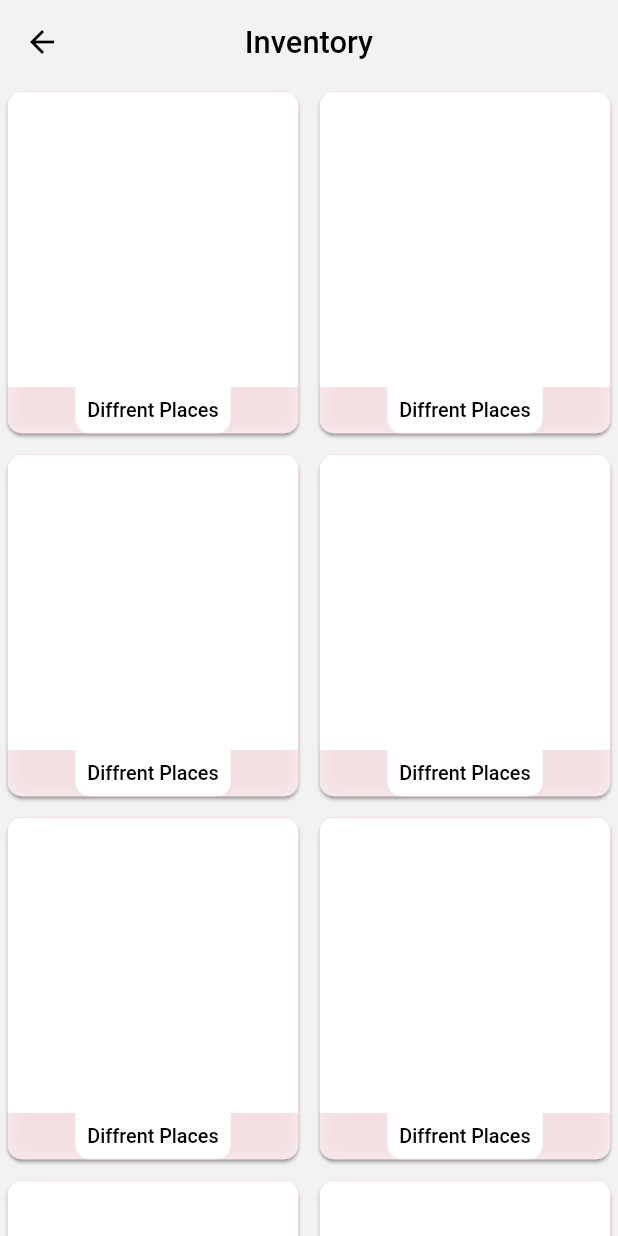
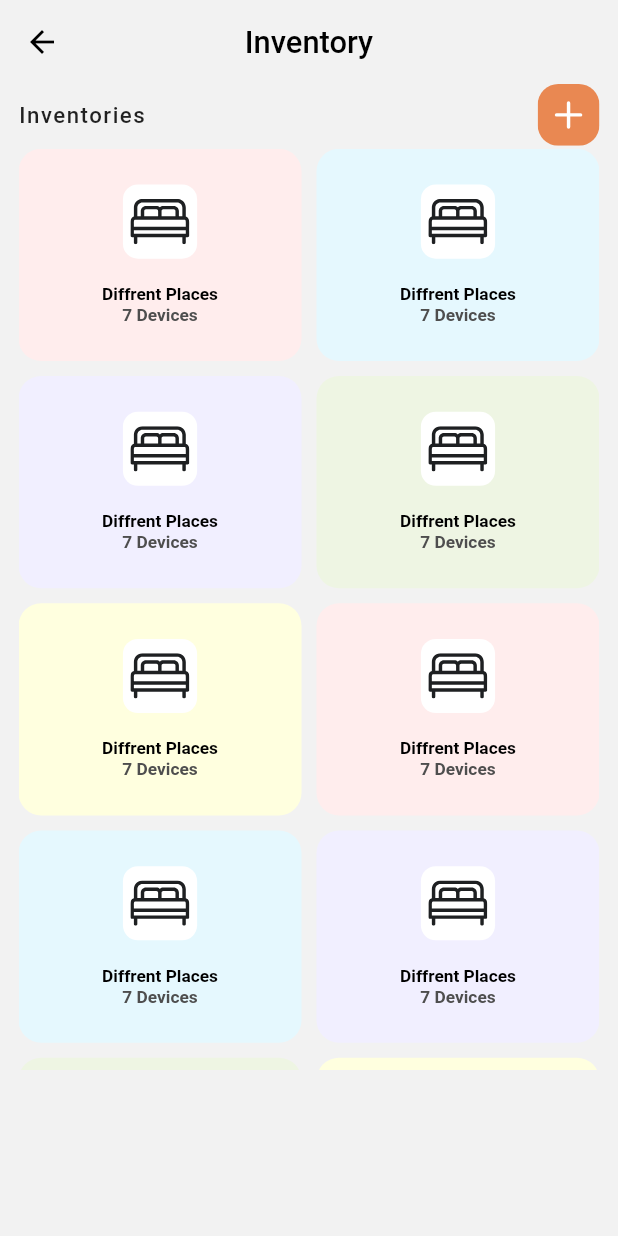
Before and after one commit to sweta-feeltech/General-Expense-App, a Flutter app: the ProfileScreen screen opened by its route, after a tap on "Inventory", on a phone screen of 412 x 824 dp. Run offline on Flutter 3.47's test engine with Material 2 defaults, Android fonts, the phone set to English and light mode, and no system bars; our stand-ins replace date_time_picker, flutter_svg, google_sign_in, image_picker, persistent_bottom_nav_bar, shared_preferences and 1 more; accounts and stored records are empty; network calls fail.

Commit message:
08-05-2023 : app bar Profile

```diff
--- a/lib/pages/Dashboard/common_widgets.dart
+++ b/lib/pages/Dashboard/common_widgets.dart
@@ -1,5 +1,7 @@
 import 'package:flutter/material.dart';
 import 'package:flutter_svg/svg.dart';
+
+import '../../Utils/colors.dart';
 
 class CommonWidgets {
 
@@ -111,99 +113,83 @@ class CommonWidgets {
   }
 
 
-
-  static Widget CommonInventoryList(BuildContext context) {
+  static Widget CommonInventoryList(BuildContext context,
+      {int? index}
+      ) {
 
     double main_Width = MediaQuery.of(context).size.width;
     double main_Height = MediaQuery.of(context).size.height;
 
     return InkWell(
       onTap: () {
-
+        // Navigator.of(context,rootNavigator: true).push(MaterialPageRoute(builder: (context)=>CategoryCoursesScreen(
+        //     "${courseCategoryModelData![index].id}"
+        // )));
+        // Navigator.of(context, rootNavigator: false).push(MaterialPageRoute(builder: (context) => new AllNuBeeRequestListScreen()));
       },
 
-      child: Card(
-        margin: const EdgeInsets.all(5),
-        clipBehavior: Clip.antiAlias,
-        shadowColor: const Color.fromARGB(255, 78, 78, 78),
-        shape: RoundedRectangleBorder(borderRadius: BorderRadius.circular(10)),
-        child: Material(
-          elevation: 8,
       child: Container(
-            decoration: const BoxDecoration(
-                color: Color.fromARGB(212, 245, 245, 245),
-                // borderRadius: BorderRadius.circular(10),
-                boxShadow: [
-                  BoxShadow(
-                      blurRadius: 10,
-                      spreadRadius: 2,
-                      color: Color.fromARGB(225, 241, 98, 120),
-                      // blurStyle: BlurStyle.normal
-                      blurStyle: BlurStyle.normal),
-                ]),
-            width: main_Width * 0.43,
-            // Details Of Main Card
-            child: Column(
-              children: [
-                // Main Image in card
-                Expanded(
-                  child: Container(
-                    color: Colors.white,
-                    child: Padding(
-                      padding: EdgeInsets.only(top: 8, right: 8, left: 8),
-                      child: Container(
-
+        padding: EdgeInsets.symmetric(vertical: 3),
+        height: main_Height * 0.1,
+        width: main_Width * 0.25,
         decoration: BoxDecoration(
-                            // color: getColor(index!, courseCategoryModelData!.length),
-                            borderRadius: BorderRadius.circular(10),
-                            // image: DecorationImage(
-                            //   image: courseCategoryModelData![index].categoryImg == null
-                            //       ? const AssetImage(
-                            //       "assets/images/image_not_found.png")
-                            //   as ImageProvider
-                            //       : NetworkImage(
-                            //       "$BASEIMAGEURL${courseCategoryModelData![index].categoryImg}"),
-                            //   fit: BoxFit.fill,
-                            // )
+          // boxShadow: const [
+          // boxShadow: const [
+          //   BoxShadow(
+          //       blurRadius: 0.5, color: Colors.grey),
+          // ],
+            borderRadius: BorderRadius.circular(15),
+            color: getColor(index!,4)
 
         ),
+        child: Center(
+          child: Column(
+            mainAxisAlignment:
+            MainAxisAlignment.center,
+            children: [
+              Container(
+                height: main_Height * 0.06,
+                width: main_Height * 0.06,
+                decoration: BoxDecoration(
+                    color: Colors.white,
+                    borderRadius:
+                    BorderRadius.circular(10)),
+                // child: items.categoryImg != null ?
+                padding: EdgeInsets.all(5),
+            child :
+                  SvgPicture.asset("assets/images/icn.svg",
+                  fit: BoxFit.contain,
                   ),
               ),
+              SizedBox(
+                height: main_Height * 0.02,
               ),
-                ),
-
-                Container(
-                  decoration: const BoxDecoration(
-                    color: Colors.white,
-                    borderRadius: BorderRadius.only(
-                      bottomLeft: Radius.circular(10),
-                      bottomRight: Radius.circular(10),
-                    ),
-                  ),
-                  child: Padding(
-                    padding:
-                    EdgeInsets.only(bottom: 8, right: 8, left: 8, top: 8),
-                    child: Column(
-                      crossAxisAlignment: CrossAxisAlignment.start,
-                      mainAxisAlignment: MainAxisAlignment.spaceBetween,
+              Column(
            children: [
              Text(
                "Diffrent Places",
-                          maxLines: 2,
+               maxLines: 1,
+               // items.name.toString(),
+               overflow: TextOverflow.ellipsis,
                style: TextStyle(
-                              overflow: TextOverflow.ellipsis,
                    color: Colors.black,
-                              fontWeight: FontWeight.w500,
-                              // fontSize: 16
-                              fontSize: main_Height * 0.016),
+                   fontWeight: FontWeight.w600,
+                   fontSize: main_Height * 0.014),
              ),
 
-                      ],
-                    ),
-                  ),
+             Text(
+               "7 Devices",
+               maxLines: 1,
+               // items.name.toString(),
+               overflow: TextOverflow.ellipsis,
+               style: TextStyle(
+                   color: darkGrey,
+                   fontWeight: FontWeight.w600,
+                   fontSize: main_Height * 0.014),
              ),
            ],
-            ),
+         )
+            ],
           ),
         ),
       ),
--- a/lib/pages/Dashboard/inventory_screen.dart
+++ b/lib/pages/Dashboard/inventory_screen.dart
@@ -43,25 +43,64 @@ class _InventoryScreenState extends State<InventoryScreen> {
         centerTitle: true,
       ),
 
-      body: Container(
-        width: main_Width,
+      body: SingleChildScrollView(
+        child: Padding(
+          padding: EdgeInsets.only(left: main_Width * 0.03,right: main_Width * 0.03),
+          child: Column(
+            crossAxisAlignment: CrossAxisAlignment.start,
+            children: [
 
+              Row(
+                mainAxisAlignment: MainAxisAlignment.spaceBetween,
+                children: [
+                  Text("Inventories ",
+                    maxLines: 1,
+                    overflow: TextOverflow.ellipsis,
+                    style: TextStyle(
+                        letterSpacing: 1,
+                        fontSize: main_Height * 0.018,
+                        fontWeight: FontWeight.w500
+                    ),
+                  ),
+
+                  InkWell(
+                    onTap: (){
+
+
+                    },
+                    child: Container(
+                      height: main_Height * 0.05,
+                      width: main_Height * 0.05,
+                      child: SvgPicture.asset("assets/images/addI.svg",
+                      fit: BoxFit.fill,),
+                    ),
+                  )
+
+
+                ],
+              ),
+              Container(
+                height: main_Height * 0.75,
+                padding: EdgeInsets.symmetric(vertical: 2),
                 child: GridView.count(
                   crossAxisCount: 2,
                   shrinkWrap: true,
                   // physics: const NeverScrollableScrollPhysics(),
                   scrollDirection: Axis.vertical,
-          childAspectRatio: 6/7,
-          mainAxisSpacing: 4,
-          crossAxisSpacing: 4,
+                  childAspectRatio: 6/4.5,
+                  mainAxisSpacing: 10,
+                  crossAxisSpacing: 10,
                   children: List.generate(
-                        8,
+                      10,
                           (index) {
-                return CommonWidgets.CommonInventoryList(context);
+                        return CommonWidgets.CommonInventoryList(context,index: index,);
                       }
                   ),
                 ),
-
+              )
+            ],
+          ),
+        ),
       ),
 
 
--- a/lib/pages/Dashboard/profile_screen.dart
+++ b/lib/pages/Dashboard/profile_screen.dart
@@ -45,19 +45,6 @@ class _ProfileScreenState extends State<ProfileScreen> {
 
     return Scaffold(
       backgroundColor: Colors.white,
-      appBar: PreferredSize(
-        preferredSize: Size(0,0),
-        child: AppBar(
-
-          systemOverlayStyle: const SystemUiOverlayStyle(
-            // Status bar color
-            statusBarColor: primaryPurple,
-            // Status bar brightness (optional)
-            statusBarIconBrightness: Brightness.dark, // For Android (dark icons)
-            statusBarBrightness: Brightness.light, // For iOS (dark icons)
-          ),
-        ),
-      ),
 
       body: WillPopScope(
         onWillPop: () async{
@@ -138,7 +125,7 @@ class _ProfileScreenState extends State<ProfileScreen> {
                                 Container(
                                   width: main_Width * 0.4,
                                   // child: Text("${widget.fname == "" ? appUserData!.firstName : widget.fname} ${widget.lname == "" ? appUserData!.lastName : widget.lname}",
-                                  child: Text("${Username}",
+                                  child: Text("User Name",
                                     overflow: TextOverflow.ellipsis,
                                     style: TextStyle(
                                         fontSize: main_Height * 0.0218,
--- a/lib/pages/LoginRegistrationScreens/main_screen.dart
+++ b/lib/pages/LoginRegistrationScreens/main_screen.dart
@@ -112,7 +112,12 @@ class _MainPageScreenState extends State<MainPageScreen> {
                                 String? serviceAuth = value!.serverAuthCode;
                                 String? profilePicture = value.photoUrl;
                                 String? id = value!.id;
+                                print("serviceAuth;   $serviceAuth");
+                                print("id;   $id");
                                 print("profile;   $profilePicture");
+                                print("profile;   $profilePicture");
+                                // print("profile;   $profilePicture");
+                                // print("profile;   $profilePicture");
 
                                 AuthorizedUser = true;
 
--- a/pubspec.yaml
+++ b/pubspec.yaml
@@ -66,6 +66,9 @@ dependencies:
   syncfusion_flutter_datagrid: ^20.4.53
   syncfusion_flutter_datagrid_export: ^20.4.43-beta
 
+  ##for tabs
+  contained_tab_bar_view: ^0.8.0
+
 
 dev_dependencies:
   flutter_test:
```
Also changed, not shown: assets/images/addI.svg (added), assets/images/icn.svg (added). Lines whose indentation alone changed are shown as unchanged.
